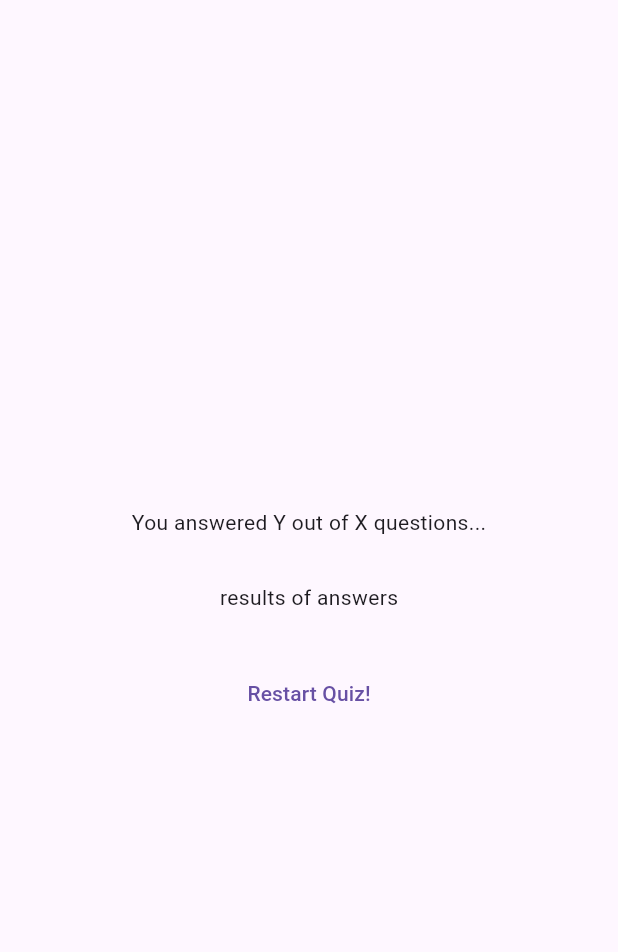
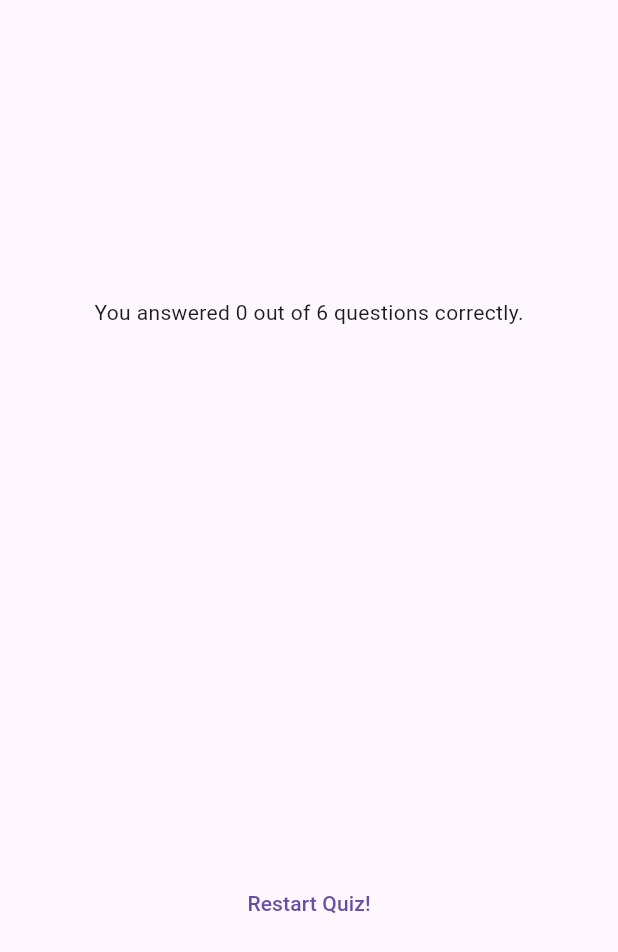
Before and after one commit to mjaliz/quizapp, a Flutter app: the ResultsScreen widget shown alone on an empty page, opened directly with empty values, on a phone screen of 412 x 824 dp. Shown: the top 952 px of the screen. Run offline on Flutter 3.47's test engine with Material 3 defaults, Android fonts, the phone set to English and light mode, and no system bars; our stand-ins replace google_fonts.

```diff
--- a/lib/quiz.dart
+++ b/lib/quiz.dart
@@ -28,7 +28,6 @@ class _QuizState extends State<Quiz> {
     selectedAnswers.add(selectedAnswer);
     if (selectedAnswers.length == questions.length) {
       setState(() {
-        selectedAnswers = [];
         activeScreen = "results-screen";
       });
     }
--- a/lib/results_screen.dart
+++ b/lib/results_screen.dart
@@ -1,6 +1,7 @@
 import 'package:flutter/material.dart';
 
 import 'package:quizapp/data/questions.dart';
+import 'package:quizapp/questions_summary.dart';
 
 class ResultsScreen extends StatelessWidget {
   const ResultsScreen({super.key, required this.chosenAnswers});
@@ -24,6 +25,13 @@ class ResultsScreen extends StatelessWidget {
 
   @override
   Widget build(context) {
+    final summaryData = getSummaryData();
+    final numTotalQuestions = questions.length;
+    final numCorrectQuestions = summaryData.where(
+      (element) {
+        return element["user_answer"] == element["correct_answer"];
+      },
+    ).length;
     return SizedBox(
       width: double.infinity,
       child: Container(
@@ -31,11 +39,13 @@ class ResultsScreen extends StatelessWidget {
         child: Column(
           mainAxisAlignment: MainAxisAlignment.center,
           children: [
-            const Text("You answered Y out of X questions..."),
+            Text(
+              "You answered $numCorrectQuestions out of $numTotalQuestions questions correctly.",
+            ),
             const SizedBox(
               height: 30,
             ),
-            const Text("results of answers"),
+            QuestionsSummary(summaryData),
             const SizedBox(
               height: 30,
             ),
```
Also changed, not shown: lib/questions_summary.dart (added, +37 -0 lines).
